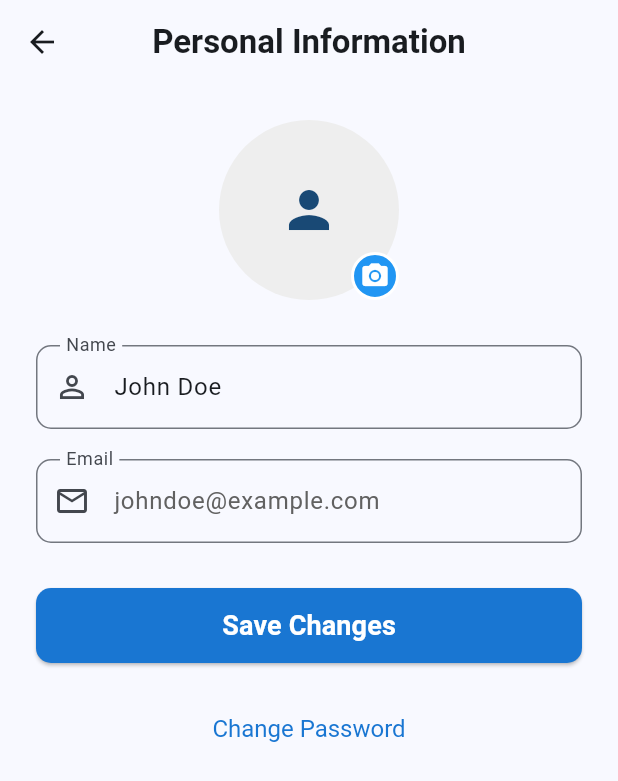
After one commit to waleed719/vocaboo, a Flutter app: the ProfileScreen screen opened directly, after a tap on the "arrow forward" icon, on a phone screen of 412 x 824 dp. The commit adds this screen. Shown: the top 781 px of the screen. Run offline on Flutter 3.47's test engine with Material 3 defaults, Android fonts, the light colour scheme and no system bars; our stand-ins replace fl_chart, flutter_svg, image_picker, lottie, smooth_page_indicator; network calls fail.

Commit message:
added other screens for profile screen

```diff
--- a/lib/routes/routes.dart
+++ b/lib/routes/routes.dart
@@ -7,4 +7,8 @@ class AppRoutes {
   static const String confirmation = '/confirmation';
   static const String languageSelection = '/languageSelection';
   static const String languageProgressScreen = '/languageProgress';
+  static const String faqs = '/faqs';
+  static const String personaInfo = '/personalInfo';
+  static const String deleteAccount = '/deleteAccount';
+  static const String supportCenter = '/supportCenter';
 }
--- /dev/null
+++ b/lib/screens/personal_info_screen.dart
@@ -0,0 +1,201 @@
+import 'package:flutter/material.dart';
+import 'dart:io';
+
+import 'package:image_picker/image_picker.dart';
+
+// You might want to create this screen later for password changes
+// import 'change_password_screen.dart';
+
+class PersonalInfoScreen extends StatefulWidget {
+  const PersonalInfoScreen({super.key});
+
+  @override
+  State<PersonalInfoScreen> createState() => _PersonalInfoScreenState();
+}
+
+class _PersonalInfoScreenState extends State<PersonalInfoScreen> {
+  final TextEditingController _nameController = TextEditingController();
+  final TextEditingController _emailController = TextEditingController();
+
+  // Simulate loading existing user data
+  @override
+  void initState() {
+    super.initState();
+    // In a real app, you would fetch this from a user data model or backend
+    _nameController.text = 'John Doe';
+    _emailController.text = 'johndoe@example.com';
+  }
+
+  @override
+  void dispose() {
+    _nameController.dispose();
+    _emailController.dispose();
+    super.dispose();
+  }
+
+  void _saveChanges() {
+    // In a real app, send updated data to your backend
+    // print('Saving changes: Name - ${_nameController.text}, Email - ${_emailController.text}');
+    ScaffoldMessenger.of(context).showSnackBar(
+      const SnackBar(content: Text('Profile updated successfully!')),
+    );
+    // Optionally pop back after saving
+    // Navigator.of(context).pop();
+  }
+
+  void _changeProfilePicture() {
+    // In a real app, open image picker
+    _pickImage();
+    // print('Change profile picture tapped');
+    ScaffoldMessenger.of(context).showSnackBar(
+      const SnackBar(content: Text('Image picker not implemented yet.')),
+    );
+  }
+
+  File? _profileImage;
+  Future<void> _pickImage() async {
+    final ImagePicker picker = ImagePicker();
+    final XFile? image = await picker.pickImage(source: ImageSource.gallery);
+    if (image != null) {
+      setState(() {
+        _profileImage = File(image.path);
+      });
+    }
+  }
+
+  @override
+  Widget build(BuildContext context) {
+    return Scaffold(
+      appBar: AppBar(
+        leading: IconButton(
+          icon: const Icon(Icons.arrow_back),
+          onPressed: () {
+            Navigator.of(context).pop();
+          },
+        ),
+        title: const Text(
+          'Personal Information',
+          style: TextStyle(fontWeight: FontWeight.bold),
+        ),
+        centerTitle: true,
+      ),
+      body: SingleChildScrollView(
+        padding: const EdgeInsets.all(24.0),
+        child: Column(
+          crossAxisAlignment:
+              CrossAxisAlignment.center, // Center profile picture
+          children: [
+            Stack(
+              children: [
+                CircleAvatar(
+                  radius: 60,
+                  backgroundColor: Colors.grey.shade200,
+                  backgroundImage:
+                      _profileImage != null ? FileImage(_profileImage!) : null,
+                  child:
+                      _profileImage == null
+                          ? const Icon(Icons.person, size: 40)
+                          : null,
+                ),
+                Positioned(
+                  bottom: 0,
+                  right: 0,
+                  child: GestureDetector(
+                    onTap: _changeProfilePicture,
+                    child: Container(
+                      padding: const EdgeInsets.all(4),
+                      decoration: BoxDecoration(
+                        color: Colors.blue,
+                        shape: BoxShape.circle,
+                        border: Border.all(color: Colors.white, width: 2),
+                      ),
+                      child: const Icon(
+                        Icons.camera_alt,
+                        color: Colors.white,
+                        size: 20,
+                      ),
+                    ),
+                  ),
+                ),
+              ],
+            ),
+            const SizedBox(height: 30),
+            TextFormField(
+              controller: _nameController,
+              decoration: InputDecoration(
+                labelText: 'Name',
+                hintText: 'Enter your full name',
+                prefixIcon: const Icon(Icons.person_outline),
+                border: OutlineInputBorder(
+                  borderRadius: BorderRadius.circular(10.0),
+                ),
+                contentPadding: const EdgeInsets.symmetric(
+                  vertical: 16.0,
+                  horizontal: 16.0,
+                ),
+              ),
+              keyboardType: TextInputType.name,
+            ),
+            const SizedBox(height: 20),
+            TextFormField(
+              controller: _emailController,
+              decoration: InputDecoration(
+                labelText: 'Email',
+                hintText: 'Enter your email address',
+                prefixIcon: const Icon(Icons.email_outlined),
+                border: OutlineInputBorder(
+                  borderRadius: BorderRadius.circular(10.0),
+                ),
+                contentPadding: const EdgeInsets.symmetric(
+                  vertical: 16.0,
+                  horizontal: 16.0,
+                ),
+              ),
+              keyboardType: TextInputType.emailAddress,
+              readOnly:
+                  true, // Email often not editable directly for security reasons
+              style: TextStyle(
+                color: Colors.grey[700],
+              ), // Indicate it's read-only
+            ),
+            const SizedBox(height: 30),
+            ElevatedButton(
+              onPressed: _saveChanges,
+              style: ElevatedButton.styleFrom(
+                backgroundColor: Colors.blue.shade700, // Primary button color
+                foregroundColor: Colors.white,
+                minimumSize: const Size(
+                  double.infinity,
+                  50,
+                ), // Full width button
+                shape: RoundedRectangleBorder(
+                  borderRadius: BorderRadius.circular(10),
+                ),
+              ),
+              child: const Text(
+                'Save Changes',
+                style: TextStyle(fontSize: 18, fontWeight: FontWeight.bold),
+              ),
+            ),
+            const SizedBox(height: 20),
+            TextButton(
+              onPressed: () {
+                // Navigate to ChangePasswordScreen
+                // Navigator.push(context, MaterialPageRoute(builder: (context) => ChangePasswordScreen()));
+                // print('Navigate to Change Password');
+                // ScaffoldMessenger.of(context).showSnackBar(
+                //   const SnackBar(content: Text('Change password screen not implemented yet.')),
+                // );
+              },
+              style: TextButton.styleFrom(
+                foregroundColor: Colors.blue.shade700,
+                textStyle: const TextStyle(fontSize: 16),
+              ),
+              child: const Text('Change Password'),
+            ),
+          ],
+        ),
+      ),
+    );
+  }
+}
--- a/pubspec.yaml
+++ b/pubspec.yaml
@@ -39,6 +39,8 @@ dependencies:
   provider: ^6.1.5
   flutter_svg: ^2.2.0
   fl_chart: ^1.0.0
+  url_launcher: ^6.3.2
+  image_picker: ^1.1.2
 
 dev_dependencies:
   flutter_test:
```
Also changed, not shown: lib/main.dart (+8 -0 lines), lib/screens/delete_account_screen.dart (added, +164 -0 lines), lib/screens/profile_screen.dart (+12 -10 lines), lib/screens/support_center_screen.dart (added, +234 -0 lines), pubspec.lock, 6 other files.
